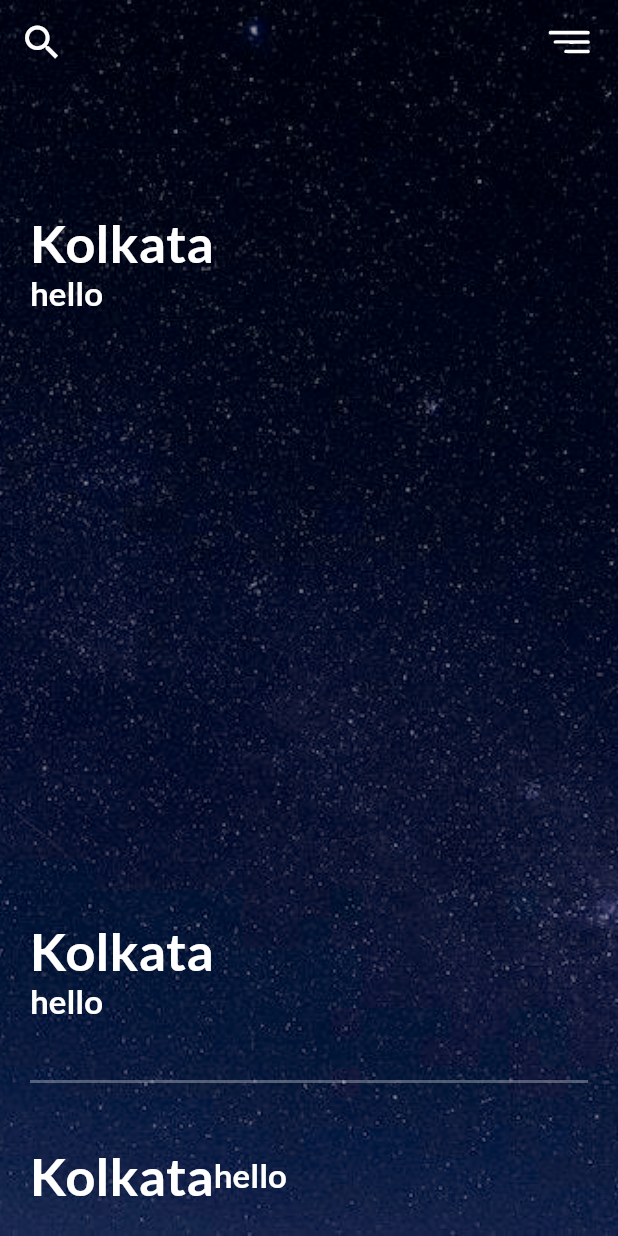
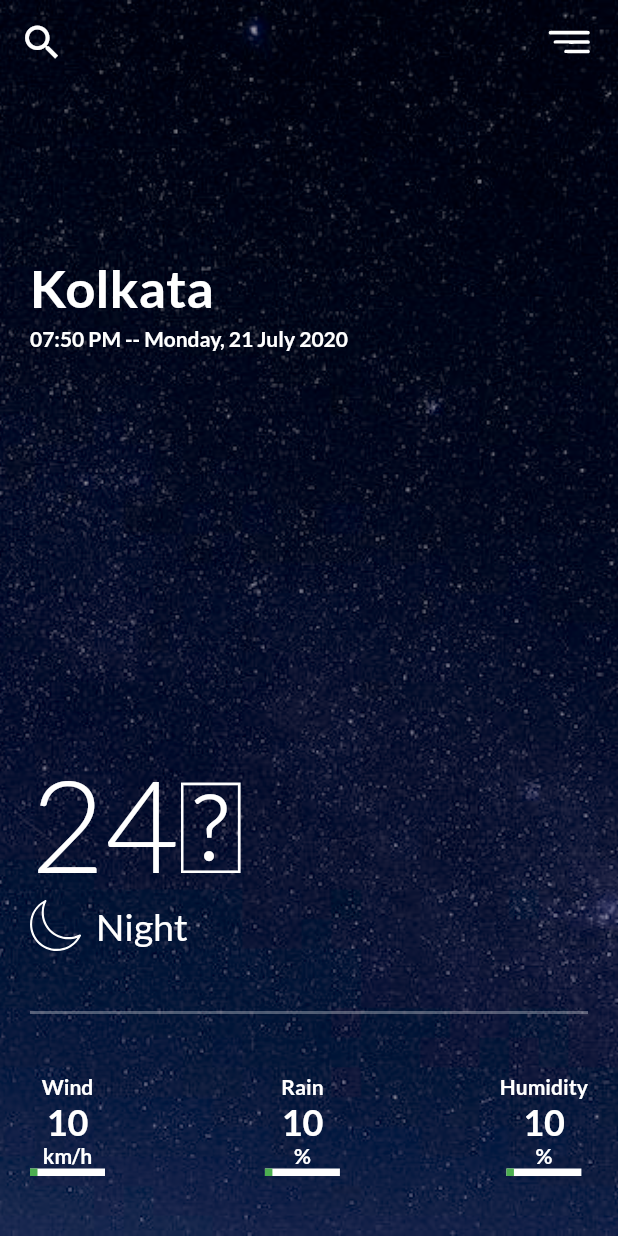
Before and after one commit to Kennethdsouza11/weather_app, a Flutter app: the screen it shows after launch, on a phone screen of 412 x 824 dp. Run offline on Flutter 3.47's test engine with Material 2 defaults, Android fonts, the phone set to English and light mode, and no system bars; our stand-ins replace flutter_svg, google_fonts, percent_indicator.

Commit message:
added parameters like wind etc

```diff
--- a/lib/screens/weather_app.dart
+++ b/lib/screens/weather_app.dart
@@ -1,6 +1,7 @@
 import 'package:flutter/material.dart';
 import 'package:flutter_svg/flutter_svg.dart';
 import 'package:google_fonts/google_fonts.dart';
+import 'package:percent_indicator/linear_percent_indicator.dart';
 
 class WeatherApp extends StatelessWidget {
   const WeatherApp({super.key});
@@ -58,12 +59,13 @@ class WeatherApp extends StatelessWidget {
                 Expanded(
                   child: Column(
                     mainAxisAlignment: MainAxisAlignment.spaceBetween,
+                    crossAxisAlignment: CrossAxisAlignment.start,
                     children: [
                       Column(
                         crossAxisAlignment: CrossAxisAlignment.start,
                         children: [
                           const SizedBox(
-                            height: 120,
+                            height: 150,
                           ),
                           Text(
                             'Kolkata',
@@ -72,10 +74,13 @@ class WeatherApp extends StatelessWidget {
                                 fontWeight: FontWeight.bold,
                                 color: Colors.white),
                           ),
+                          const SizedBox(
+                            height: 5,
+                          ),
                           Text(
-                            'hello',
+                            '07:50 PM -- Monday, 21 July 2020',
                             style: GoogleFonts.lato(
-                              fontSize: 22,
+                              fontSize: 14,
                               fontWeight: FontWeight.bold,
                               color: Colors.white,
                             ),
@@ -86,19 +91,32 @@ class WeatherApp extends StatelessWidget {
                         crossAxisAlignment: CrossAxisAlignment.start,
                         children: [
                           Text(
-                            'Kolkata',
+                            '24\u2103', //unicode for degree celcius
                             style: GoogleFonts.lato(
-                                fontSize: 35,
-                                fontWeight: FontWeight.bold,
+                                fontSize: 85,
+                                fontWeight: FontWeight.w300,
                                 color: Colors.white),
                           ),
-                          Text(
-                            'hello',
-                            style: GoogleFonts.lato(
-                              fontSize: 22,
-                              fontWeight: FontWeight.bold,
+                          Row(
+                            children: [
+                              SvgPicture.asset(
+                                'assets/moon.svg',
+                                width: 34,
+                                height: 34,
                                 color: Colors.white,
                               ),
+                              const SizedBox(
+                                width: 10,
+                              ),
+                              Text(
+                                'Night',
+                                style: GoogleFonts.lato(
+                                  fontSize: 25,
+                                  fontWeight: FontWeight.w500,
+                                  color: Colors.white,
+                                ),
+                              ),
+                            ],
                           ),
                         ],
                       ),
@@ -115,24 +133,136 @@ class WeatherApp extends StatelessWidget {
                         ),
                       ),
                     ),
-                    Row(
+                    Padding(
+                      padding: const EdgeInsets.fromLTRB(0, 0, 0, 20),
+                      child: Row(
+                        mainAxisAlignment: MainAxisAlignment.spaceBetween,
+                        children: [
+                          Column(
                             children: [
                               Text(
-                          'Kolkata',
+                                'Wind',
                                 style: GoogleFonts.lato(
-                              fontSize: 35,
+                                    fontSize: 14,
                                     fontWeight: FontWeight.bold,
                                     color: Colors.white),
                               ),
                               Text(
-                          'hello',
+                                '10',
                                 style: GoogleFonts.lato(
-                            fontSize: 22,
+                                  fontSize: 24,
                                   fontWeight: FontWeight.bold,
                                   color: Colors.white,
                                 ),
                               ),
+                              Text(
+                                'km/h',
+                                style: GoogleFonts.lato(
+                                  fontSize: 14,
+                                  fontWeight: FontWeight.bold,
+                                  color: Colors.white,
+                                ),
+                              ),
+                              Stack(
+                                children: [
+                                  Container(
+                                    height: 5,
+                                    width: 50,
+                                    color: Colors.white,
+                                  ),
+                                  Container(
+                                    height: 5,
+                                    width: 5,
+                                    color: Colors.green,
+                                  )
                                 ],
+                              )
+                            ],
+                          ),
+                          Column(
+                            children: [
+                              Text(
+                                'Rain',
+                                style: GoogleFonts.lato(
+                                    fontSize: 14,
+                                    fontWeight: FontWeight.bold,
+                                    color: Colors.white),
+                              ),
+                              Text(
+                                '10',
+                                style: GoogleFonts.lato(
+                                  fontSize: 24,
+                                  fontWeight: FontWeight.bold,
+                                  color: Colors.white,
+                                ),
+                              ),
+                              Text(
+                                '%',
+                                style: GoogleFonts.lato(
+                                  fontSize: 14,
+                                  fontWeight: FontWeight.bold,
+                                  color: Colors.white,
+                                ),
+                              ),
+                              Stack(
+                                children: [
+                                  Container(
+                                    height: 5,
+                                    width: 50,
+                                    color: Colors.white,
+                                  ),
+                                  Container(
+                                    height: 5,
+                                    width: 5,
+                                    color: Colors.green,
+                                  )
+                                ],
+                              )
+                            ],
+                          ),
+                          Column(
+                            children: [
+                              Text(
+                                'Humidity',
+                                style: GoogleFonts.lato(
+                                    fontSize: 14,
+                                    fontWeight: FontWeight.bold,
+                                    color: Colors.white),
+                              ),
+                              Text(
+                                '10',
+                                style: GoogleFonts.lato(
+                                  fontSize: 24,
+                                  fontWeight: FontWeight.bold,
+                                  color: Colors.white,
+                                ),
+                              ),
+                              Text(
+                                '%',
+                                style: GoogleFonts.lato(
+                                  fontSize: 14,
+                                  fontWeight: FontWeight.bold,
+                                  color: Colors.white,
+                                ),
+                              ),
+                              Stack(
+                                children: [
+                                  Container(
+                                    height: 5,
+                                    width: 50,
+                                    color: Colors.white,
+                                  ),
+                                  Container(
+                                    height: 5,
+                                    width: 5,
+                                    color: Colors.green,
+                                  )
+                                ],
+                              )
+                            ],
+                          ),
+                        ],
+                      ),
                     )
                   ],
                 ),
--- a/pubspec.yaml
+++ b/pubspec.yaml
@@ -37,6 +37,7 @@ dependencies:
   # The following adds the Cupertino Icons font to your application.
   # Use with the CupertinoIcons class for iOS style icons.
   cupertino_icons: ^1.0.2
+  percent_indicator: ^4.2.3
 
 dev_dependencies:
   flutter_test:
```
Also changed, not shown: assets/moon.svg (added), pubspec.lock. Lines whose indentation alone changed are shown as unchanged.
